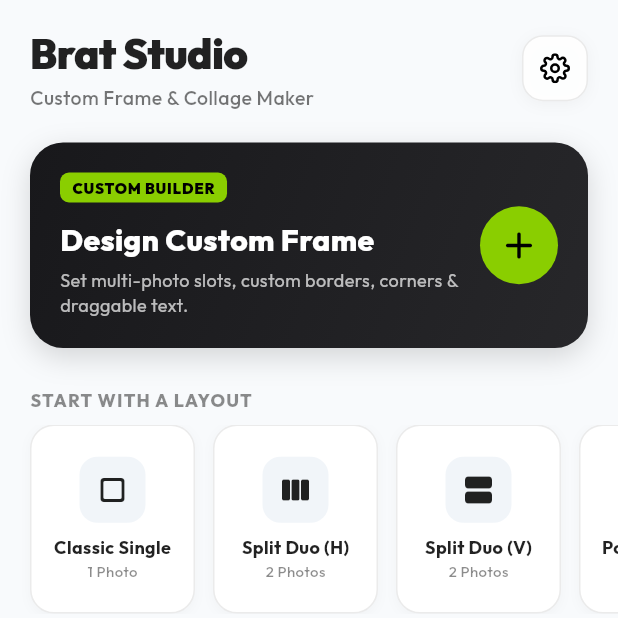
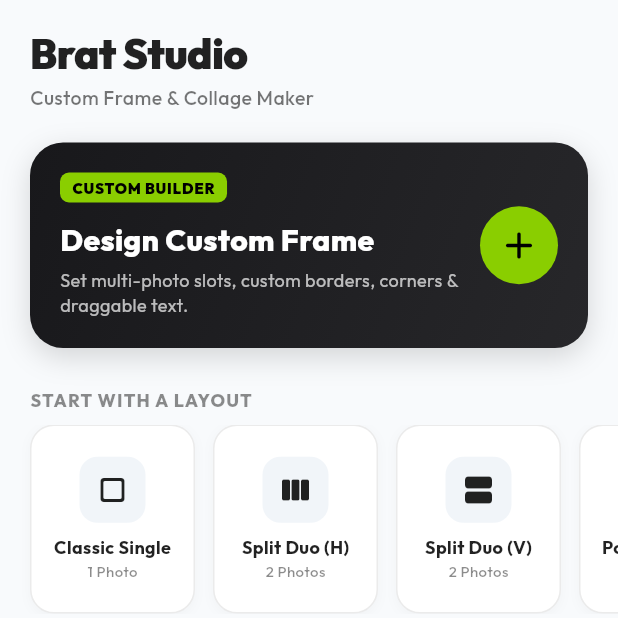
Before and after one commit to MrManavRamani-Flutter/bratify_ios, a Flutter app: the screen it shows after launch, after a tap on "Skip", on a phone screen of 412 x 824 dp, the top half of it. Run offline on Flutter 3.47's test engine with Material 3 defaults, Android fonts, the phone set to English and light mode, and no system bars; our stand-ins replace flutter_colorpicker, flutter_svg, google_fonts, image_picker, package_info_plus, share_plus and 2 more; missing offline and left inert: gal, rate_my_app; accounts and stored records are empty; network calls fail.

Commit message:
fix(home): remove redundant top-right settings button in favor of bottom nav settings tab [Updated: 2026-10-06 12:15:00 IST]

```diff
--- a/lib/screens/home_screen.dart
+++ b/lib/screens/home_screen.dart
@@ -6,9 +6,7 @@ import '../constants/app_colors.dart';
 import '../models/frame_model.dart';
 import '../models/meme_design_model.dart';
 import '../services/database_service.dart';
-import '../widgets/app_svg_icon.dart';
 import 'generate_screen.dart';
-import 'settings/settings_screen.dart';
 
 /// Clean, modern Studio Hub (Home Screen)
 /// Allows user to start a new design, pick a frame layout preset, or resume saved drafts.
@@ -95,19 +93,6 @@ class _HomeScreenState extends State<HomeScreen> {
                           ),
                         ),
                       ],
-                    ),
-                    const Spacer(),
-                    IosGlassIconButton(
-                      svgPath: 'assets/svg/settings.svg',
-                      size: 44,
-                      iconSize: 20,
-                      onTap: () {
-                        HapticFeedback.lightImpact();
-                        Navigator.push(
-                          context,
-                          MaterialPageRoute(builder: (ctx) => const SettingScreen()),
-                        );
-                      },
                     ),
                   ],
                 ),
```
Also changed, not shown: 1 other file.
